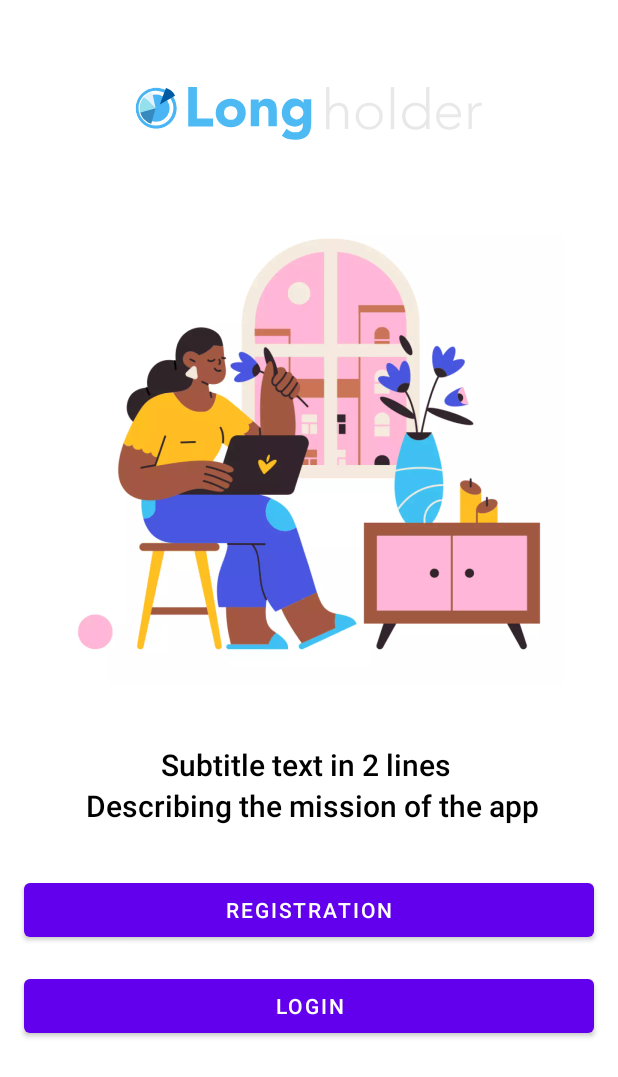
After one commit to VolodymyrTabarkevych/longholder, an Android app: the layout fragment_welcome.xml on its own in the app's theme, with its tools: preview values and no code run, on a phone screen of 412 x 824 dp. The commit adds this screen. Shown: the top 1077 px of the screen. Run offline under Robolectric (Android 15) with nearby library versions, the phone set to English and light mode, and no system bars.

Commit message:
add welcome screen

```diff
--- /dev/null
+++ b/app/src/main/java/com/traday/longholder/presentation/welcome/WelcomeFragment.kt
@@ -0,0 +1,25 @@
+package com.traday.longholder.presentation.welcome
+
+import android.os.Bundle
+import android.view.View
+import androidx.fragment.app.viewModels
+import by.kirich1409.viewbindingdelegate.viewBinding
+import com.traday.longholder.R
+import com.traday.longholder.databinding.FragmentWelcomeBinding
+import com.traday.longholder.presentation.base.BaseMVVMFragment
+
+class WelcomeFragment : BaseMVVMFragment<WelcomeViewModel, FragmentWelcomeBinding>(
+    R.layout.fragment_welcome
+) {
+
+    override val binding: FragmentWelcomeBinding by viewBinding(FragmentWelcomeBinding::bind)
+
+    override val viewModel: WelcomeViewModel by viewModels()
+
+    override fun initView(inflatedView: View, args: Bundle?) {
+    }
+
+    override fun initViewModel() {
+    }
+
+}
--- /dev/null
+++ b/app/src/main/java/com/traday/longholder/presentation/welcome/WelcomeViewModel.kt
@@ -0,0 +1,6 @@
+package com.traday.longholder.presentation.welcome
+
+import com.traday.longholder.presentation.base.BaseViewModel
+
+class WelcomeViewModel : BaseViewModel() {
+}
--- /dev/null
+++ b/app/src/main/res/drawable/ic_welcome_logo.xml
@@ -0,0 +1,74 @@
+<vector xmlns:android="http://schemas.android.com/apk/res/android"
+    android:width="231dp"
+    android:height="40dp"
+    android:viewportWidth="231"
+    android:viewportHeight="40">
+  <path
+      android:pathData="M14.085,26.813C19.847,26.813 24.518,22.142 24.518,16.379C24.518,10.617 19.847,5.945 14.085,5.945C8.322,5.945 3.651,10.617 3.651,16.379C3.651,22.142 8.322,26.813 14.085,26.813Z"
+      android:fillColor="#4DBAF4" />
+  <path
+      android:pathData="M14.165,29.821C21.746,29.821 27.892,23.675 27.892,16.093C27.892,8.512 21.746,2.366 14.165,2.366C6.583,2.366 0.437,8.512 0.437,16.093C0.437,23.675 6.583,29.821 14.165,29.821Z"
+      android:fillColor="#49B5F4" />
+  <path
+      android:pathData="M22.51,10.979C23.403,12.47 23.912,14.21 23.912,16.076C23.912,21.574 19.458,26.037 13.951,26.037C8.444,26.037 3.99,21.583 3.99,16.076C3.99,10.568 8.461,6.124 13.96,6.124C15.414,6.124 16.798,6.436 18.048,6.998L18.315,6.275C16.985,5.686 15.513,5.347 13.96,5.347C8.042,5.347 3.231,10.158 3.231,16.076C3.231,21.993 8.042,26.804 13.96,26.804C19.877,26.804 24.688,21.993 24.688,16.076C24.688,14.076 24.135,12.202 23.18,10.595L22.51,10.979Z"
+      android:strokeWidth="1.79417"
+      android:fillColor="#ffffff"
+      android:strokeColor="#ffffff" />
+  <path
+      android:pathData="M13.727,16.183L10.827,26.536C10.827,26.536 5.141,25.081 3.445,18.967L13.727,16.183Z"
+      android:fillColor="#378ABD" />
+  <path
+      android:pathData="M13.728,16.183L3.445,18.968C3.445,18.968 1.571,13.309 6.052,8.596L13.728,16.183Z"
+      android:fillColor="#94E0ED" />
+  <path
+      android:pathData="M13.727,16.183L6.052,8.596C6.052,8.596 8.104,6.177 11.443,5.454L13.727,16.183Z"
+      android:fillColor="#E1F2FD" />
+  <path
+      android:pathData="M14.129,2C6.337,2 0,8.337 0,16.129C0,23.921 6.337,30.258 14.129,30.258C21.921,30.258 28.258,23.921 28.258,16.129C28.258,8.337 21.921,2 14.129,2ZM14.129,29.821C6.569,29.821 0.437,23.689 0.437,16.129C0.437,8.569 6.569,2.437 14.129,2.437C21.689,2.437 27.812,8.569 27.812,16.129C27.812,23.689 21.689,29.821 14.129,29.821Z"
+      android:fillColor="#ffffff" />
+  <path
+      android:pathData="M26.66,7.837C25.491,5.445 24.135,3.642 20.627,2.598L16.548,13.585L26.66,7.837Z"
+      android:fillColor="#005BA2" />
+  <path
+      android:pathData="M35.435,2H41.221V22.947H51.941V28.285H35.435V2Z"
+      android:fillColor="#4DBAF4" />
+  <path
+      android:pathData="M53.736,19.269C53.736,17.923 53.96,16.622 54.498,15.367C54.992,14.245 55.709,13.214 56.651,12.361C57.593,11.509 58.67,10.881 59.836,10.433C62.348,9.536 65.129,9.536 67.641,10.433C68.807,10.836 69.883,11.509 70.825,12.361C71.722,13.214 72.44,14.2 72.978,15.367C74.01,17.878 74.01,20.66 72.978,23.171C72.485,24.293 71.767,25.324 70.825,26.177C69.883,27.029 68.807,27.657 67.641,28.105C65.129,29.002 62.348,29.002 59.836,28.105C58.67,27.702 57.593,27.029 56.651,26.177C55.754,25.324 55.036,24.337 54.498,23.171C54.005,21.915 53.736,20.615 53.736,19.269ZM59.298,19.269C59.253,20.48 59.656,21.646 60.464,22.588C62.348,24.248 65.174,24.248 67.012,22.588C68.582,20.66 68.582,17.923 67.012,15.995C65.129,14.335 62.303,14.335 60.464,15.995C59.656,16.892 59.253,18.058 59.298,19.269Z"
+      android:fillColor="#4DBAF4" />
+  <path
+      android:pathData="M77.015,10.253H82.353V12.72H82.442C82.622,12.361 82.891,12.002 83.205,11.689C83.564,11.33 83.923,11.016 84.371,10.747C84.864,10.477 85.358,10.253 85.896,10.074C86.479,9.894 87.107,9.805 87.735,9.805C88.901,9.76 90.067,9.984 91.144,10.433C91.951,10.836 92.669,11.464 93.162,12.227C93.656,13.034 94.015,13.976 94.149,14.918C94.329,16.039 94.418,17.161 94.418,18.282V28.24H88.812V19.403C88.812,18.865 88.812,18.327 88.767,17.789C88.722,17.25 88.632,16.757 88.453,16.264C88.094,15.232 87.062,14.559 85.941,14.649C85.358,14.604 84.73,14.739 84.192,15.053C83.743,15.277 83.429,15.636 83.16,16.084C82.936,16.533 82.756,17.026 82.711,17.564C82.622,18.148 82.577,18.686 82.622,19.269V28.24H77.06V10.253H77.015Z"
+      android:fillColor="#4DBAF4" />
+  <path
+      android:pathData="M117.249,26.76C117.249,30.169 116.397,32.77 114.693,34.52C112.988,36.269 110.342,37.166 106.843,37.166C105.228,37.166 103.658,36.986 102.089,36.628C100.519,36.269 99.038,35.551 97.783,34.52L100.877,29.899C101.685,30.572 102.627,31.155 103.614,31.604C104.6,32.053 105.677,32.232 106.753,32.232C108.458,32.232 109.714,31.828 110.521,30.976C111.329,30.124 111.777,29.002 111.732,27.791V26.042H111.643C111.059,26.894 110.207,27.522 109.265,27.881C108.413,28.24 107.516,28.419 106.574,28.419C105.318,28.419 104.107,28.195 102.941,27.747C101.864,27.298 100.922,26.67 100.16,25.818C99.352,24.965 98.769,23.979 98.366,22.857C97.917,21.646 97.738,20.39 97.738,19.09C97.738,17.923 97.917,16.712 98.321,15.591C98.68,14.514 99.218,13.483 99.936,12.586C100.653,11.733 101.505,11.016 102.492,10.477C103.569,9.939 104.735,9.67 105.946,9.67C107.292,9.67 108.682,9.984 109.893,10.612C110.387,10.836 110.835,11.15 111.239,11.509C111.553,11.823 111.867,12.137 112.136,12.496H112.226V10.119H117.339V26.76H117.249ZM103.21,19.134C103.21,20.301 103.658,21.422 104.511,22.229C104.914,22.633 105.408,22.992 105.901,23.216C107.023,23.71 108.278,23.71 109.4,23.216C109.938,22.992 110.431,22.633 110.835,22.229C112.54,20.525 112.54,17.744 110.835,16.039C110.431,15.636 109.938,15.277 109.4,15.053C108.278,14.559 107.023,14.559 105.901,15.053C105.363,15.277 104.914,15.636 104.511,16.039C103.658,16.892 103.21,18.013 103.21,19.134Z"
+      android:fillColor="#4DBAF4" />
+  <path
+      android:pathData="M127.207,2.045H129.45V15.95H129.539C130.033,14.963 130.795,14.111 131.782,13.528C132.859,12.855 134.114,12.496 135.415,12.496C136.537,12.451 137.658,12.675 138.69,13.124C139.497,13.483 140.17,14.066 140.663,14.783C141.157,15.501 141.515,16.309 141.65,17.161C141.829,18.058 141.919,19 141.919,19.897V30.079H139.676V19.987C139.676,19.314 139.632,18.641 139.497,17.968C139.407,17.34 139.183,16.757 138.869,16.219C138.555,15.681 138.107,15.277 137.568,14.963C136.895,14.649 136.133,14.47 135.415,14.514C134.608,14.514 133.845,14.649 133.083,14.963C132.365,15.232 131.692,15.681 131.199,16.264C130.616,16.892 130.212,17.654 129.943,18.462C129.629,19.448 129.45,20.525 129.494,21.557V30.124H127.252V2.045H127.207Z"
+      android:strokeAlpha="0.9"
+      android:fillColor="#E6E6E6"
+      android:fillAlpha="0.9" />
+  <path
+      android:pathData="M146.898,21.512C146.898,20.256 147.122,19.045 147.571,17.878C147.974,16.802 148.602,15.86 149.41,15.008C150.217,14.2 151.204,13.573 152.28,13.124C153.447,12.675 154.658,12.451 155.914,12.451C157.17,12.451 158.381,12.675 159.547,13.124C161.7,13.976 163.404,15.681 164.257,17.834C165.154,20.166 165.154,22.723 164.257,25.055C163.404,27.208 161.7,28.913 159.547,29.765C158.381,30.213 157.17,30.438 155.914,30.438C154.658,30.438 153.447,30.213 152.28,29.765C151.204,29.361 150.217,28.688 149.41,27.881C148.602,27.074 147.974,26.087 147.571,25.01C147.077,23.979 146.853,22.723 146.898,21.512ZM149.096,21.512C149.096,22.454 149.23,23.351 149.544,24.248C149.858,25.055 150.307,25.818 150.89,26.491C151.518,27.118 152.236,27.657 153.043,27.971C154.837,28.733 156.856,28.733 158.695,27.971C159.502,27.612 160.22,27.118 160.848,26.491C161.431,25.863 161.924,25.1 162.193,24.248C162.821,22.499 162.821,20.57 162.193,18.776C161.879,17.968 161.431,17.206 160.848,16.533C160.22,15.905 159.502,15.367 158.695,15.053C156.9,14.29 154.882,14.29 153.043,15.053C152.236,15.411 151.518,15.905 150.89,16.533C150.307,17.161 149.813,17.923 149.544,18.776C149.275,19.673 149.096,20.57 149.096,21.512Z"
+      android:strokeAlpha="0.9"
+      android:fillColor="#E6E6E6"
+      android:fillAlpha="0.9" />
+  <path
+      android:pathData="M170.267,2.045H172.51V30.079H170.267V2.045Z"
+      android:strokeAlpha="0.9"
+      android:fillColor="#E6E6E6"
+      android:fillAlpha="0.9" />
+  <path
+      android:pathData="M193.771,27.074H193.681C193.322,27.657 192.919,28.195 192.38,28.599C191.887,29.047 191.304,29.406 190.676,29.675C190.048,29.944 189.42,30.169 188.747,30.303C188.119,30.438 187.446,30.483 186.774,30.527C185.518,30.527 184.307,30.303 183.14,29.855C182.064,29.451 181.077,28.778 180.27,27.971C179.462,27.163 178.834,26.177 178.431,25.1C177.534,22.768 177.534,20.211 178.431,17.878C178.834,16.802 179.462,15.86 180.27,15.008C181.077,14.2 182.064,13.572 183.14,13.124C184.307,12.675 185.518,12.451 186.774,12.451C187.446,12.451 188.074,12.541 188.747,12.675C189.42,12.81 190.048,13.034 190.676,13.303C191.304,13.572 191.842,13.931 192.38,14.38C192.919,14.828 193.322,15.322 193.681,15.905H193.771V2H196.014V30.034H193.771V27.074ZM193.995,21.512C193.995,20.57 193.816,19.628 193.457,18.775C193.098,17.923 192.605,17.206 191.932,16.533C191.259,15.905 190.496,15.367 189.689,15.053C188.792,14.694 187.85,14.469 186.863,14.514C185.876,14.514 184.935,14.694 184.037,15.053C183.23,15.411 182.512,15.905 181.884,16.533C181.301,17.161 180.808,17.923 180.539,18.775C179.911,20.525 179.911,22.454 180.539,24.248C180.853,25.055 181.301,25.818 181.884,26.49C182.512,27.118 183.23,27.657 184.037,27.971C184.935,28.33 185.876,28.554 186.863,28.509C187.85,28.509 188.792,28.33 189.689,27.971C190.541,27.612 191.304,27.118 191.932,26.49C192.56,25.862 193.098,25.1 193.457,24.248C193.816,23.351 193.995,22.454 193.995,21.512Z"
+      android:strokeAlpha="0.9"
+      android:fillColor="#E6E6E6"
+      android:fillAlpha="0.9" />
+  <path
+      android:pathData="M216.557,26.849C215.794,28.06 214.673,29.047 213.327,29.675C211.982,30.258 210.546,30.527 209.111,30.527C207.9,30.527 206.689,30.303 205.568,29.855C204.536,29.451 203.594,28.778 202.831,27.971C202.069,27.163 201.441,26.177 201.082,25.1C200.678,23.934 200.454,22.678 200.454,21.467C200.454,20.256 200.634,19.045 201.082,17.923C201.486,16.847 202.069,15.905 202.876,15.097C203.639,14.29 204.581,13.662 205.568,13.214C206.644,12.765 207.81,12.496 209.021,12.541C210.232,12.496 211.399,12.765 212.475,13.214C213.417,13.617 214.269,14.245 214.987,15.053C215.66,15.815 216.198,16.667 216.512,17.609C216.871,18.551 217.05,19.538 217.05,20.525V22.095H202.697C202.697,22.723 202.831,23.306 202.966,23.889C203.19,24.652 203.504,25.369 203.998,26.042C204.536,26.76 205.209,27.388 205.971,27.836C206.958,28.374 208.079,28.643 209.201,28.599C210.367,28.599 211.488,28.33 212.52,27.791C213.552,27.298 214.359,26.535 214.987,25.549L216.557,26.849ZM214.852,20.076C214.852,19.314 214.718,18.596 214.404,17.923C214.09,17.25 213.686,16.667 213.148,16.174C212.61,15.636 211.937,15.232 211.264,14.963C210.546,14.649 209.739,14.514 208.932,14.514C207.855,14.47 206.823,14.739 205.926,15.277C205.164,15.726 204.536,16.309 203.998,16.981C203.549,17.565 203.235,18.192 203.011,18.865C202.876,19.269 202.742,19.673 202.697,20.121H214.852V20.076Z"
+      android:strokeAlpha="0.9"
+      android:fillColor="#E6E6E6"
+      android:fillAlpha="0.9" />
+  <path
+      android:pathData="M222.074,17.744C222.074,17.43 222.074,17.026 222.029,16.578C221.984,16.129 221.984,15.636 221.984,15.187C221.984,14.739 221.939,14.29 221.939,13.886C221.895,13.483 221.895,13.169 221.895,12.944H224.137C224.182,13.572 224.182,14.2 224.182,14.783C224.182,15.187 224.227,15.546 224.272,15.95C224.81,14.963 225.573,14.111 226.47,13.483C227.412,12.81 228.578,12.496 229.744,12.496C229.968,12.496 230.193,12.496 230.372,12.541C230.596,12.585 230.821,12.63 231,12.675L230.731,14.873C230.462,14.783 230.148,14.739 229.879,14.739C229.026,14.739 228.174,14.873 227.367,15.187C226.694,15.456 226.111,15.905 225.617,16.488C225.169,17.026 224.81,17.699 224.586,18.417C224.362,19.179 224.227,19.986 224.272,20.749V30.079H222.029V17.744H222.074Z"
+      android:strokeAlpha="0.9"
+      android:fillColor="#E6E6E6"
+      android:fillAlpha="0.9" />
+</vector>
--- /dev/null
+++ b/app/src/main/res/layout/fragment_welcome.xml
@@ -0,0 +1,47 @@
+<?xml version="1.0" encoding="utf-8"?>
+<LinearLayout xmlns:android="http://schemas.android.com/apk/res/android"
+    xmlns:tools="http://schemas.android.com/tools"
+    android:layout_width="match_parent"
+    android:layout_height="match_parent"
+    android:gravity="center_horizontal"
+    android:orientation="vertical">
+
+    <ImageView
+        android:layout_width="wrap_content"
+        android:layout_height="wrap_content"
+        android:layout_marginTop="@dimen/spacing_7"
+        android:src="@drawable/ic_welcome_logo"
+        tools:ignore="ContentDescription" />
+
+    <ImageView
+        android:layout_width="wrap_content"
+        android:layout_height="wrap_content"
+        android:layout_marginTop="@dimen/spacing_5"
+        android:src="@drawable/img_welcome"
+        tools:ignore="ContentDescription" />
+
+    <TextView
+        android:layout_width="wrap_content"
+        android:layout_height="wrap_content"
+        android:layout_marginTop="@dimen/spacing_5"
+        android:fontFamily="sans-serif-medium"
+        android:gravity="center"
+        android:lineSpacingExtra="@dimen/spacing_0_5"
+        android:text="Subtitle text in 2 lines \n Describing the mission of the app"
+        android:textColor="@color/black"
+        android:textSize="@dimen/text.size.xx_medium" />
+
+    <Button
+        android:layout_width="match_parent"
+        android:layout_height="wrap_content"
+        android:layout_marginHorizontal="@dimen/spacing_2"
+        android:layout_marginTop="@dimen/spacing_4"
+        android:text="@string/welcome_registration" />
+
+    <Button
+        android:layout_width="match_parent"
+        android:layout_height="wrap_content"
+        android:layout_marginHorizontal="@dimen/spacing_2"
+        android:layout_marginTop="@dimen/spacing_2"
+        android:text="@string/welcome_login" />
+</LinearLayout>
--- a/app/src/main/res/values/strings.xml
+++ b/app/src/main/res/values/strings.xml
@@ -1,3 +1,7 @@
 <resources>
     <string name="app_name">longholder</string>
+
+    <!-- Welcome screen -->
+    <string name="welcome_registration">Registration</string>
+    <string name="welcome_login">Login</string>
 </resources>
```
Also changed, not shown: app/src/main/res/drawable-xxxhdpi/img_welcome.webp (added).
